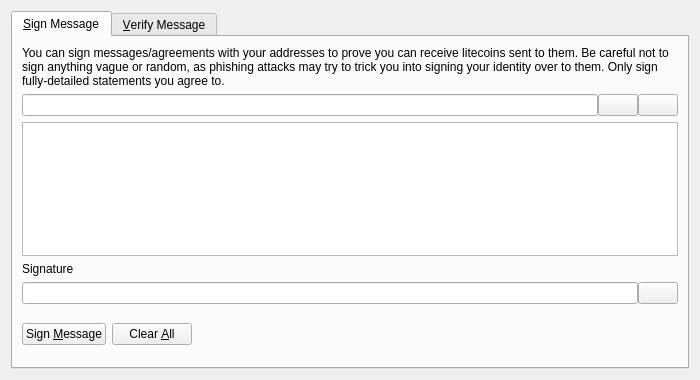
Above: src/qt/forms/signverifymessagedialog.ui from maximcoin-project/maximcoin before the change. Below: the same form after it.
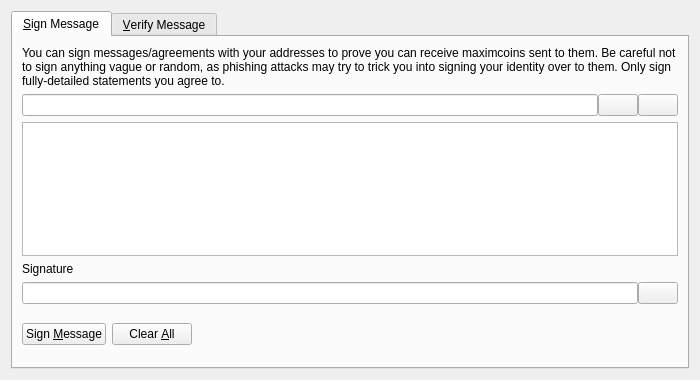
That is the form after the change. Icons and pictures are not drawn. Custom widgets are drawn as their Qt base class.

Diff of the .ui file:
```diff
--- a/src/qt/forms/signverifymessagedialog.ui
+++ b/src/qt/forms/signverifymessagedialog.ui
@@ -30,7 +30,7 @@
        <item>
         <widget class="QLabel" name="infoLabel_SM">
          <property name="text">
-          <string>You can sign messages/agreements with your addresses to prove you can receive litecoins sent to them. Be careful not to sign anything vague or random, as phishing attacks may try to trick you into signing your identity over to them. Only sign fully-detailed statements you agree to.</string>
+          <string>You can sign messages/agreements with your addresses to prove you can receive maximcoins sent to them. Be careful not to sign anything vague or random, as phishing attacks may try to trick you into signing your identity over to them. Only sign fully-detailed statements you agree to.</string>
          </property>
          <property name="textFormat">
           <enum>Qt::PlainText</enum>
```
Left out of the diff: 8 changed lines with no effect on the pictures.
